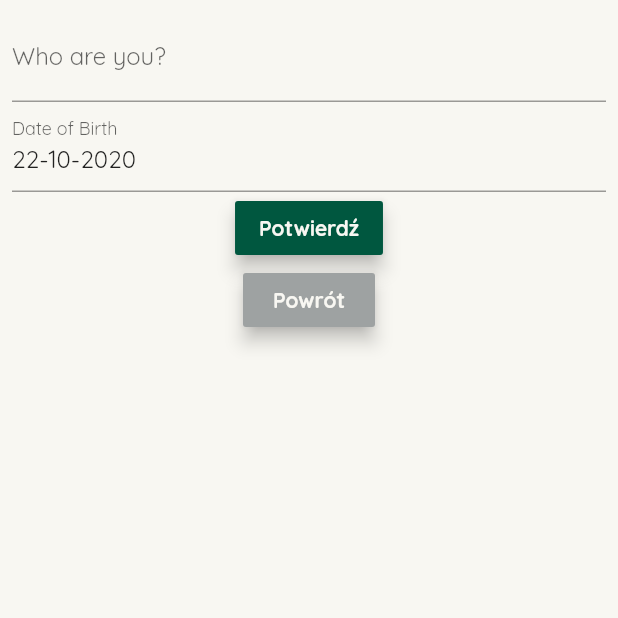
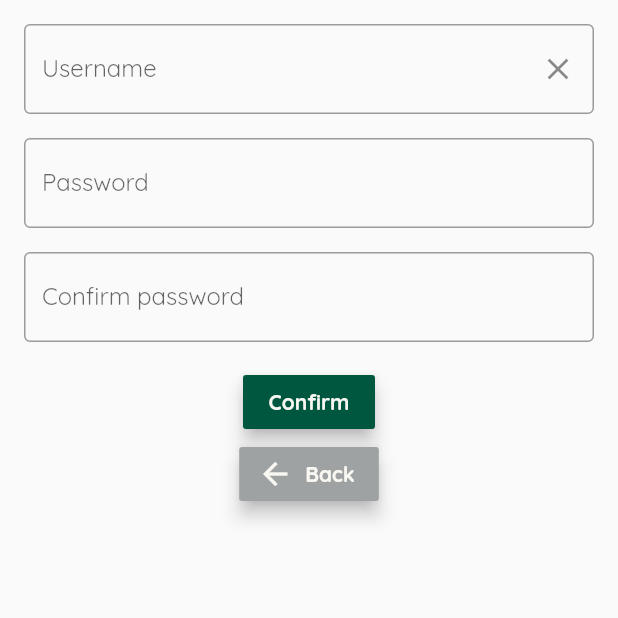
Before and after one commit to martijanasek/dyplom1, a Flutter app: the screen it shows after launch, after a tap on "Sign up", on a phone screen of 412 x 824 dp, the top half of it. Run offline on Flutter 3.47's test engine with Material 2 defaults, Android fonts, the phone set to English and light mode, and no system bars; drawn by our look-alikes of flutter_form_builder; our stand-ins replace easy_localization.

Commit message:
minor changes in registration

```diff
--- a/appsik/assets/translations/en-US.json
+++ b/appsik/assets/translations/en-US.json
@@ -1,4 +1,9 @@
 {
     "login": "Log in",
-    "sign-up": "Sign up"
+    "sign-up": "Sign up",
+    "confirm": "Confirm",
+    "back": "Back",
+    "username": "Username",
+    "password": "Password",
+    "confirm-password": "Confirm password"
 }
--- a/appsik/assets/translations/pl-PL.json
+++ b/appsik/assets/translations/pl-PL.json
@@ -1,4 +1,9 @@
 {
     "login": "Zaloguj",
-    "sign-up": "Zarejestruj"
+    "sign-up": "Zarejestruj",
+    "confirm": "Potwierdź",
+    "back": "Powrót",
+    "username": "Nazwa użytkownika",
+    "password": "Hasło",
+    "confirm-password": "Potwierdź hasło"
 }
--- /dev/null
+++ b/appsik/lib/models/size-config.dart
@@ -0,0 +1,15 @@
+import 'package:flutter/widgets.dart';
+
+class SizeConfig {
+  static MediaQueryData _mediaQueryData;
+  static double screenWidth;
+  static double screenHeight;
+  static double paddingTop;
+
+  void init(BuildContext context) {
+    _mediaQueryData = MediaQuery.of(context);
+    screenWidth = _mediaQueryData.size.width;
+    screenHeight = _mediaQueryData.size.height;
+    paddingTop = _mediaQueryData.padding.top;
+  }
+}
--- a/appsik/lib/widgets/registration.dart
+++ b/appsik/lib/widgets/registration.dart
@@ -1,6 +1,6 @@
+import 'package:dyplom/models/size-config.dart';
+import 'package:easy_localization/easy_localization.dart';
 import 'package:flutter/material.dart';
-import 'package:flutter_form_builder/flutter_form_builder.dart';
-import 'package:intl/intl.dart';
 
 class Registration extends StatefulWidget {
   @override
@@ -8,39 +8,59 @@ class Registration extends StatefulWidget {
 }
 
 class _RegistrationState extends State<Registration> {
-  final GlobalKey<FormBuilderState> _fbKey = GlobalKey<FormBuilderState>();
-
   @override
   Widget build(BuildContext context) {
+    SizeConfig().init(context);
     return Scaffold(
       body: Container(
         height: double.infinity,
         width: double.infinity,
-        color: Theme.of(context).accentColor,
-        child: SingleChildScrollView(
-          child: Padding(
+        child: Stack(
+          children: [
+            Positioned(
+              height: SizeConfig.screenHeight,
+              top: SizeConfig.paddingTop,
+              width: SizeConfig.screenWidth,
+              child: Column(
+                crossAxisAlignment: CrossAxisAlignment.center,
+                children: <Widget>[
+                  Padding(
                     padding: const EdgeInsets.all(8.0),
                     child: Column(
-              children: <Widget>[
-                FormBuilder(
-                  key: _fbKey,
-                  initialValue: {
-                    'date': DateTime.now(),
-                  },
-                  autovalidate: true,
-                  child: Column(
-                    children: <Widget>[
-                      FormBuilderTextField(
-                        attribute: 'text',
-                        validators: [FormBuilderValidators.required()],
-                        decoration: InputDecoration(labelText: 'Who are you?'),
+                      children: [
+                        Padding(
+                          padding: const EdgeInsets.all(8),
+                          child: TextField(
+                            cursorColor: Theme.of(context).primaryColor,
+                            decoration: InputDecoration(
+                                border: OutlineInputBorder(),
+                                labelText: ('username').tr(),
+                                suffixIcon: InkWell(
+                                  child: Icon(Icons.clear),
+                                )),
                           ),
-                      FormBuilderDateTimePicker(
-                        attribute: "date",
-                        inputType: InputType.date,
-                        validators: [FormBuilderValidators.required()],
-                        format: DateFormat("dd-MM-yyyy"),
-                        decoration: InputDecoration(labelText: "Date of Birth"),
+                        ),
+                        Padding(
+                          padding: const EdgeInsets.all(8),
+                          child: TextField(
+                            cursorColor: Theme.of(context).primaryColor,
+                            obscureText: true,
+                            decoration: InputDecoration(
+                              border: OutlineInputBorder(),
+                              labelText: ('password').tr(),
+                            ),
+                          ),
+                        ),
+                        Padding(
+                          padding: const EdgeInsets.all(8),
+                          child: TextField(
+                            cursorColor: Theme.of(context).primaryColor,
+                            obscureText: true,
+                            decoration: InputDecoration(
+                              border: OutlineInputBorder(),
+                              labelText: ('confirm-password').tr(),
+                            ),
+                          ),
                         ),
                       ],
                     ),
@@ -49,25 +69,26 @@ class _RegistrationState extends State<Registration> {
                     color: Theme.of(context).primaryColor,
                     textColor: Theme.of(context).accentColor,
                     child: Text(
-                    'Potwierdź',
+                      ('confirm'),
                       style: TextStyle(
                         fontWeight: FontWeight.bold,
                       ),
-                  ),
+                    ).tr(),
                     elevation: 5,
                     onPressed: () {
                       Navigator.pop(context);
                     },
                   ),
-                RaisedButton(
+                  RaisedButton.icon(
+                    icon: Icon(Icons.arrow_back),
                     color: Theme.of(context).disabledColor,
                     textColor: Theme.of(context).accentColor,
-                  child: Text(
-                    'Powrót',
+                    label: Text(
+                      ('back'),
                       style: TextStyle(
                         fontWeight: FontWeight.bold,
                       ),
-                  ),
+                    ).tr(),
                     elevation: 5,
                     onPressed: () {
                       Navigator.pop(context);
@@ -76,6 +97,7 @@ class _RegistrationState extends State<Registration> {
                 ],
               ),
             ),
+          ],
         ),
       ),
     );
--- a/appsik/lib/widgets/start.dart
+++ b/appsik/lib/widgets/start.dart
@@ -1,3 +1,4 @@
+import 'package:dyplom/models/size-config.dart';
 import 'package:dyplom/widgets/registration.dart';
 import 'package:flutter/material.dart';
 import 'package:easy_localization/easy_localization.dart';
@@ -6,11 +7,18 @@ import 'language.dart';
 class Start extends StatelessWidget {
   @override
   Widget build(BuildContext context) {
+    SizeConfig().init(context);
     return Scaffold(
       body: Container(
         height: double.infinity,
         width: double.infinity,
         color: Theme.of(context).primaryColor,
+        child: Stack(
+          children: [
+            Positioned(
+              height: SizeConfig.screenHeight,
+              top: SizeConfig.paddingTop,
+              width: SizeConfig.screenWidth,
               child: Column(
                 children: [
                   Row(
@@ -69,6 +77,9 @@ class Start extends StatelessWidget {
                 ],
               ),
             ),
+          ],
+        ),
+      ),
     );
   }
 }
```
Lines whose indentation alone changed are shown as unchanged.
